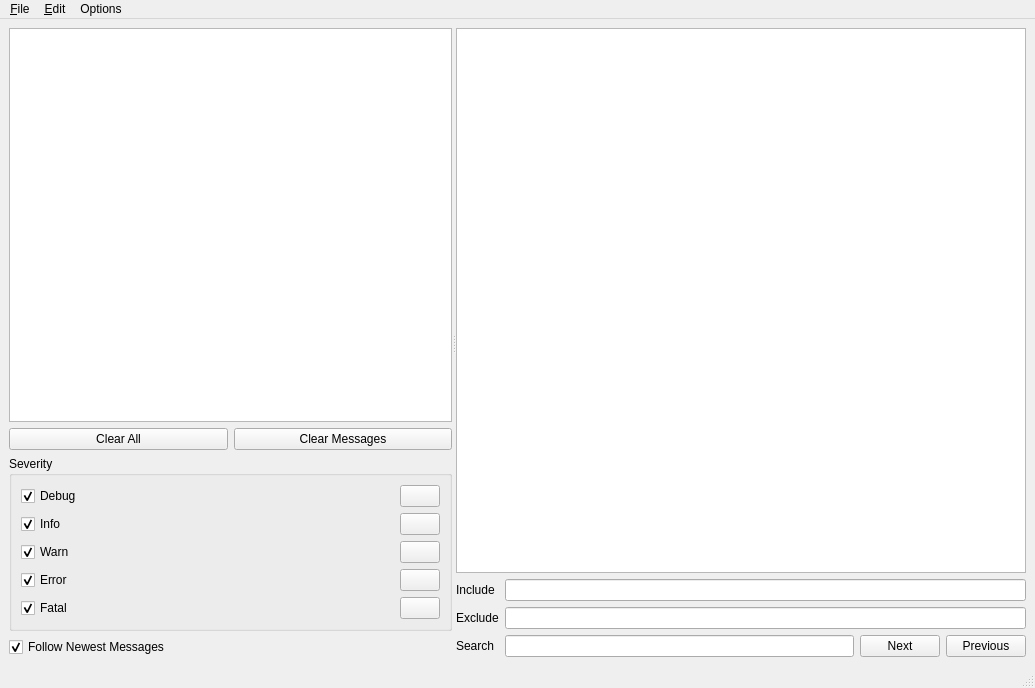
Qt form ui/console_window.ui (swri-robotics/swri_console) before a commit.
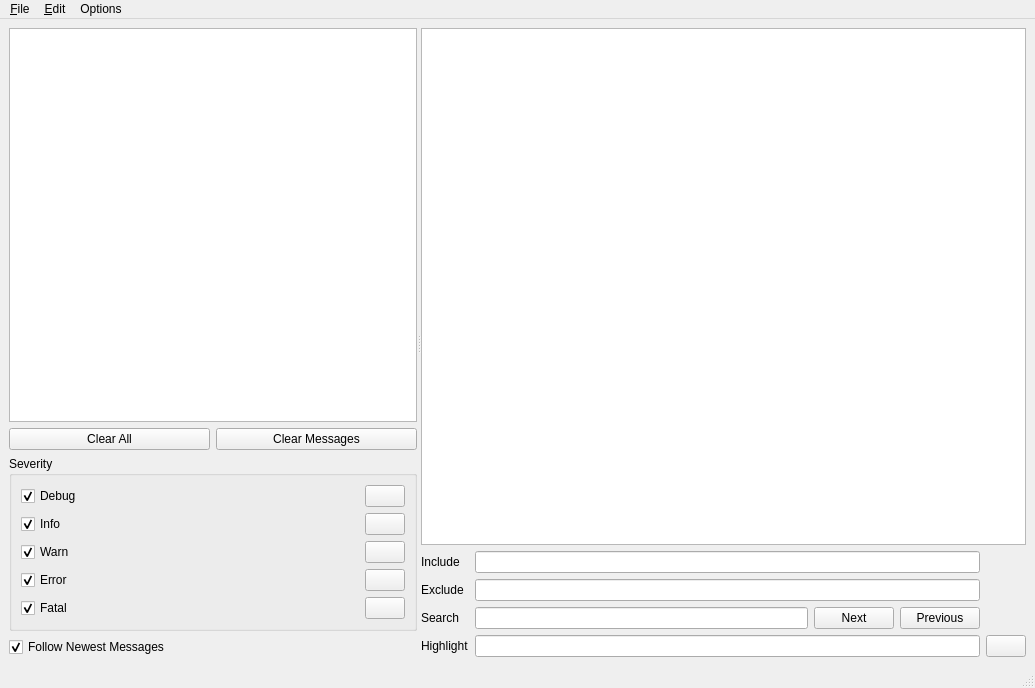
The same form after that commit. Icons and pictures are not drawn.

Commit message: Adding highlight filter (#86)

What changed in the file:
```diff
--- a/ui/console_window.ui
+++ b/ui/console_window.ui
@@ -284,6 +284,27 @@
             </property>
            </widget>
           </item>
+          <item row="3" column="0">
+           <widget class="QLabel" name="highlightLabel">
+            <property name="text">
+             <string>Highlight</string>
+            </property>
+           </widget>
+          </item>
+          <item row="3" column="2">
+           <widget class="QLineEdit" name="highlightText">
+            <property name="toolTip">
+             <string>Highlight messages that include substrings, without filtering them out. Separate substrings with a semicolon.</string>
+            </property>
+           </widget>
+          </item>
+          <item row="3" column="3">
+           <widget class="QPushButton" name="highlightColorWidget">
+            <property name="toolTip">
+             <string>Highlight color</string>
+            </property>
+           </widget>
+          </item>
          </layout>
         </item>
        </layout>
```
Left out of the diff: 2 changed lines with no effect on the pictures. The commit also changes 6 other files.
